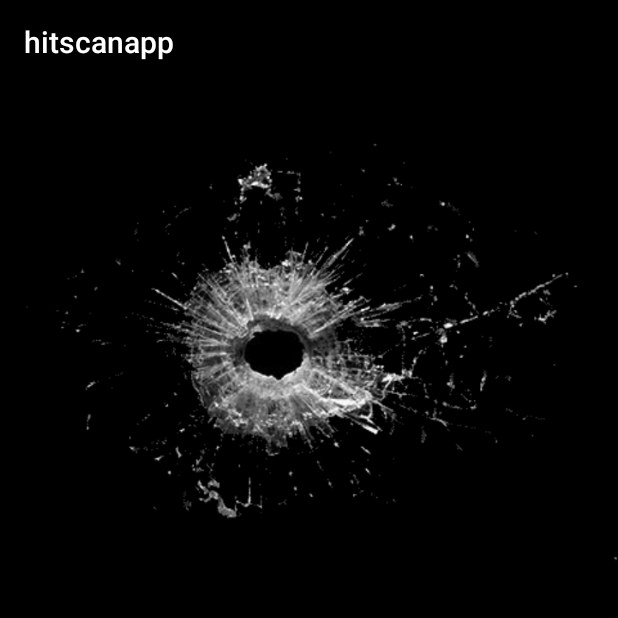
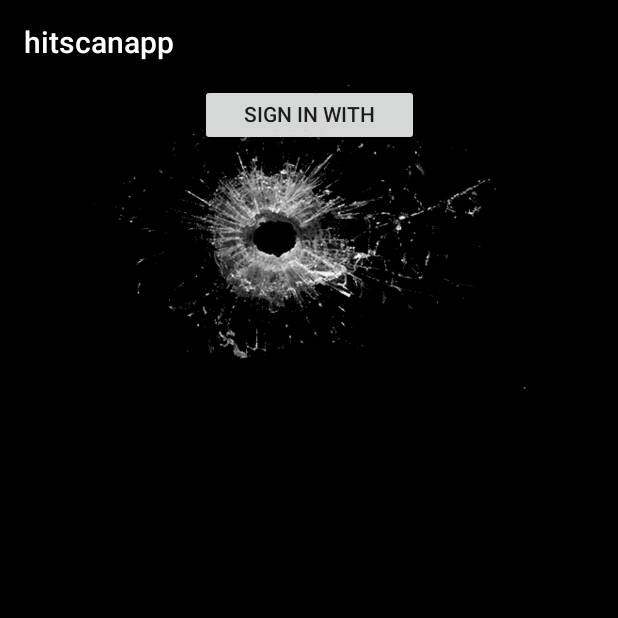
Before and after one commit to denisha/hitscan, an Android app: the screen it shows after launch (MainActivity), on a phone screen of 412 x 824 dp, the top half of it. Run offline under Robolectric (Android 15) with nearby library versions, the phone set to English and light mode, and no system bars.

Commit message:
editing images

```diff
--- a/hitscanapp/app/src/main/res/layout/activity_main.xml
+++ b/hitscanapp/app/src/main/res/layout/activity_main.xml
@@ -5,6 +5,7 @@
     android:layout_width="match_parent"
     android:layout_height="match_parent"
     android:background="@color/colorPrimary"
+    android:textAllCaps="false"
     tools:context="testalot.com.hitscanapp.MainActivity">
 
     <TextView
@@ -18,17 +19,21 @@
 
     <ImageView
         android:layout_width="fill_parent"
-        android:layout_height="wrap_content"
-        android:layout_marginLeft="16dp"
-        android:layout_marginTop="16dp"
+        android:layout_height="204dp"
+        android:contentDescription="@home_image"
         android:src="@drawable/home_background_image"
-        app:layout_constraintLeft_toLeftOf="parent"
+        app:layout_constraintRight_toRightOf="parent"
         app:layout_constraintTop_toTopOf="parent" />
 
-
-
-
-
+    <Button
+        android:id="@+id/button"
+        style="@android:style/Widget.Button.Transparent"
+        android:layout_width="146dp"
+        android:layout_height="41dp"
+        android:text="Sign in with Google"
+        app:layout_constraintLeft_toLeftOf="parent"
+        app:layout_constraintRight_toRightOf="parent"
+        tools:layout_editor_absoluteY="266dp" />
 
 
 </android.support.constraint.ConstraintLayout>
```
Also changed, not shown: 1 other file.
